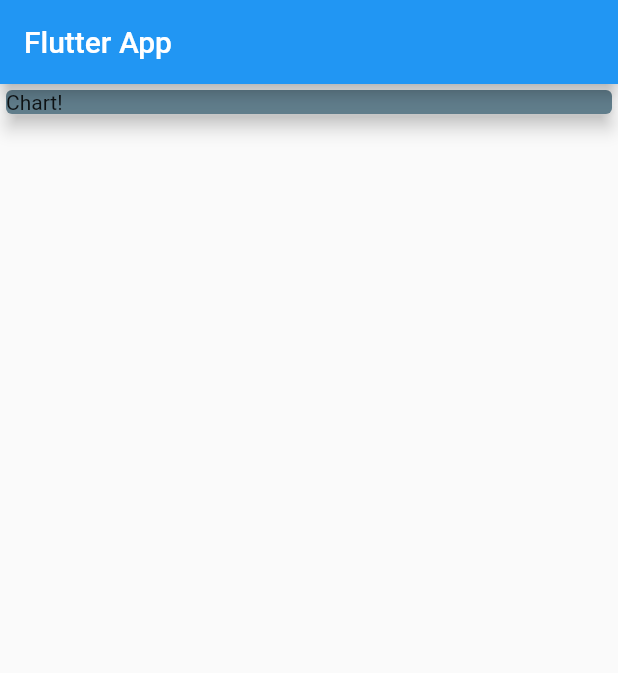
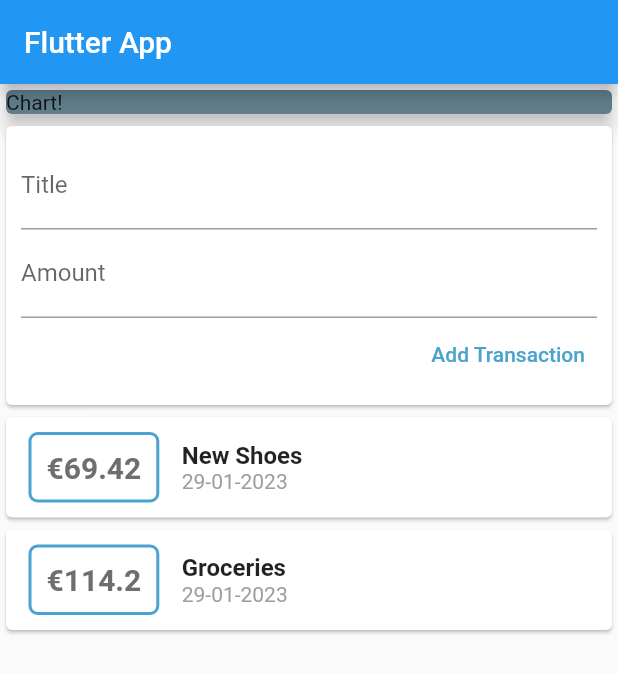
Before and after one commit to j-dolenc/Flutter, a Flutter app: the screen it shows after launch, on a phone screen of 412 x 824 dp. Shown: the top 673 px of the screen. Run offline on Flutter 3.47's test engine with Material 2 defaults, Android fonts, the phone set to English and light mode, and no system bars; missing offline and left inert: dart:ffi.

Commit message:
Adding user transactions

```diff
--- a/expense_planner/lib/main.dart
+++ b/expense_planner/lib/main.dart
@@ -1,4 +1,5 @@
 import 'package:flutter/material.dart';
+import './widgets/user_transactions.dart';
 
 void main() => runApp(MyApp());
 
@@ -36,6 +37,7 @@ class MyHomePage extends StatelessWidget {
             ),
             width: double.infinity,
           ),
+          UserTransactions(),
         ],
       ),
     );
--- a/expense_planner/lib/widgets/new_transaction.dart
+++ b/expense_planner/lib/widgets/new_transaction.dart
@@ -3,6 +3,9 @@ import 'package:flutter/material.dart';
 class NewTransaction extends StatelessWidget {
   final titleController = TextEditingController();
   final amountController = TextEditingController();
+  final Function addNewTrans;
+
+  NewTransaction(this.addNewTrans);
 
   @override
   Widget build(BuildContext context) {
@@ -27,7 +30,8 @@ class NewTransaction extends StatelessWidget {
             TextButton(
               child: Text("Add Transaction"),
               onPressed: () {
-                print(titleController.text + " " + amountController.text);
+                addNewTrans(
+                    titleController.text, double.parse(amountController.text));
               },
               style: ButtonStyle(
                 foregroundColor: MaterialStateProperty.all(
--- a/expense_planner/lib/widgets/user_transactions.dart
+++ b/expense_planner/lib/widgets/user_transactions.dart
@@ -25,11 +25,24 @@ class _UserTransactionsState extends State<UserTransactions> {
     ),
   ];
 
+  void _addNewTransaction(String title, double amount) {
+    final newTs = Transaction(
+      id: DateTime.now().toString(),
+      title: title,
+      amount: amount,
+      date: DateTime.now(),
+    );
+
+    setState(() {
+      _transactions.add(newTs);
+    });
+  }
+
   @override
   Widget build(BuildContext context) {
     return Column(
       children: [
-        NewTransaction(),
+        NewTransaction(_addNewTransaction),
         TransactionList(_transactions),
       ],
     );
```
